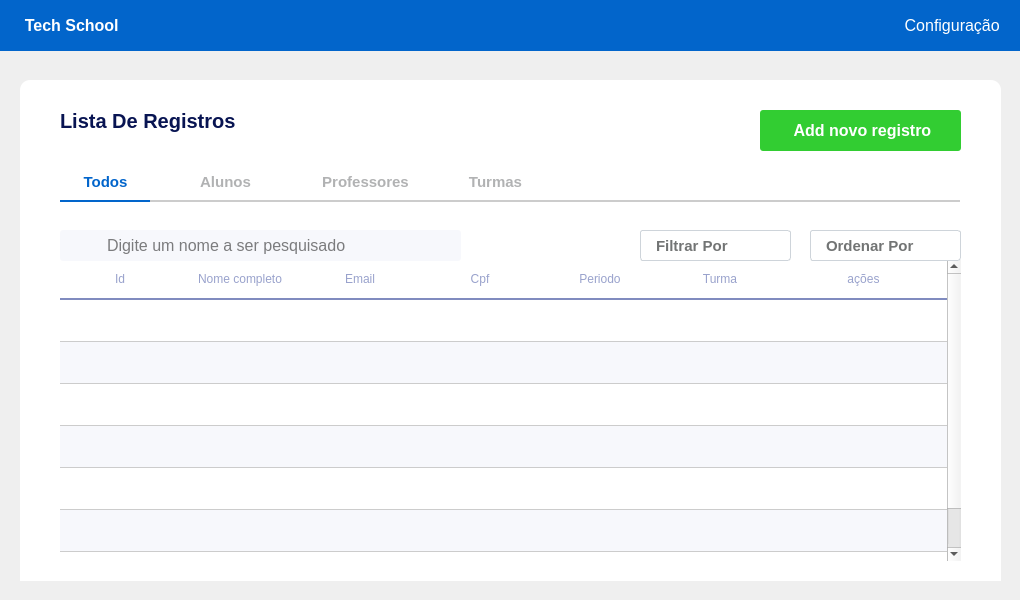
Theus021/cadastro_de_alunos, file gui/tela_home-Copia.ui: the form before one commit.
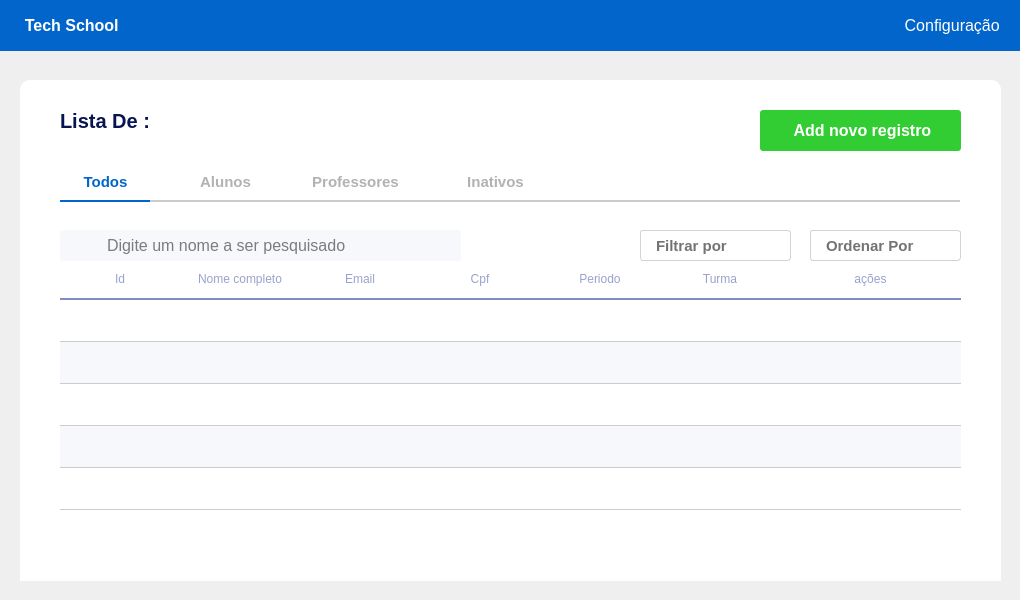
The form after the commit. Icons and pictures are not drawn.

The edit to the form file:
```diff
--- a/gui/tela_home-Copia.ui
+++ b/gui/tela_home-Copia.ui
@@ -233,7 +233,7 @@
      </property>
      <item>
       <property name="text">
-       <string>Filtrar Por</string>
+       <string>Filtrar por</string>
       </property>
      </item>
      <item>
@@ -340,7 +340,7 @@
      <widget class="QLabel" name="prof_div_tg">
       <property name="geometry">
        <rect>
-        <x>290</x>
+        <x>280</x>
         <y>120</y>
         <width>110</width>
         <height>2</height>
@@ -358,7 +358,7 @@
      <widget class="QPushButton" name="professores_tg">
       <property name="geometry">
        <rect>
-        <x>290</x>
+        <x>280</x>
         <y>90</y>
         <width>111</width>
         <height>23</height>
@@ -419,35 +419,6 @@
        <bool>false</bool>
       </property>
      </widget>
-     <widget class="QPushButton" name="turmas_tg">
-      <property name="geometry">
-       <rect>
-        <x>420</x>
-        <y>90</y>
-        <width>111</width>
-        <height>23</height>
-       </rect>
-      </property>
-      <property name="font">
-       <font>
-        <pointsize>11</pointsize>
-        <weight>75</weight>
-        <bold>true</bold>
-       </font>
-      </property>
-      <property name="cursor">
-       <cursorShape>PointingHandCursor</cursorShape>
-      </property>
-      <property name="styleSheet">
-       <string notr="true">QPushButton{
-border: none;
-color: #B1B2B3;
-}</string>
-      </property>
-      <property name="text">
-       <string>Turmas</string>
-      </property>
-     </widget>
      <widget class="QLabel" name="todos_div_tg">
       <property name="geometry">
        <rect>
@@ -534,7 +505,7 @@
 color: #081452}</string>
       </property>
       <property name="text">
-       <string>Lista De Registros</string>
+       <string>Lista De :</string>
       </property>
      </widget>
      <widget class="QTableWidget" name="tableWidget_2">
@@ -684,16 +655,6 @@
         <string>New Row</string>
        </property>
       </row>
-      <row>
-       <property name="text">
-        <string>New Row</string>
-       </property>
-      </row>
-      <row>
-       <property name="text">
-        <string>New Row</string>
-       </property>
-      </row>
       <column>
        <property name="text">
         <string>Id</string>
@@ -729,6 +690,58 @@
         <string>ações</string>
        </property>
       </column>
+      <item row="0" column="2">
+       <property name="text">
+        <string/>
+       </property>
+      </item>
+     </widget>
+     <widget class="QLabel" name="inativos_div_tg">
+      <property name="geometry">
+       <rect>
+        <x>420</x>
+        <y>120</y>
+        <width>110</width>
+        <height>2</height>
+       </rect>
+      </property>
+      <property name="styleSheet">
+       <string notr="true">QLabel{
+background: #CCC;
+border-radius 5px}</string>
+      </property>
+      <property name="text">
+       <string/>
+      </property>
+     </widget>
+     <widget class="QPushButton" name="inativos_tg">
+      <property name="geometry">
+       <rect>
+        <x>420</x>
+        <y>90</y>
+        <width>111</width>
+        <height>23</height>
+       </rect>
+      </property>
+      <property name="font">
+       <font>
+        <pointsize>11</pointsize>
+        <weight>75</weight>
+        <bold>true</bold>
+       </font>
+      </property>
+      <property name="cursor">
+       <cursorShape>PointingHandCursor</cursorShape>
+      </property>
+      <property name="styleSheet">
+       <string notr="true">QPushButton{
+border: none;
+color: #B1B2B3
+}</string>
+      </property>
+      <property name="text">
+       <string>Inativos</string>
+      </property>
      </widget>
     </widget>
     <widget class="QPushButton" name="adicionar_button">
```
Left out of the diff: 29 changed lines with no effect on the pictures.
